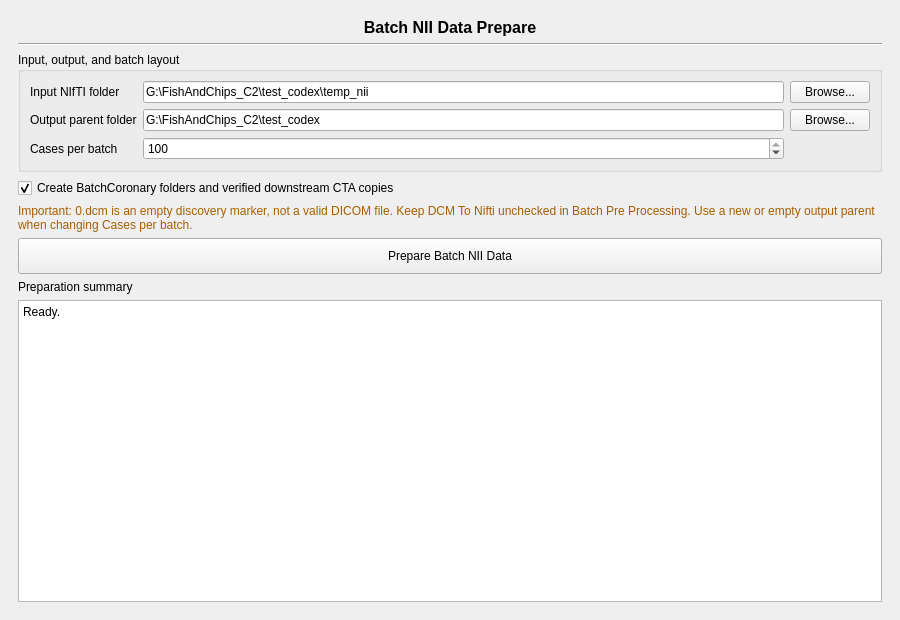
Old version of the form GUI_V0/ui/BatchNIIDataPrepare.ui in the repository JZCambridge/Hemodynamics_Platform.
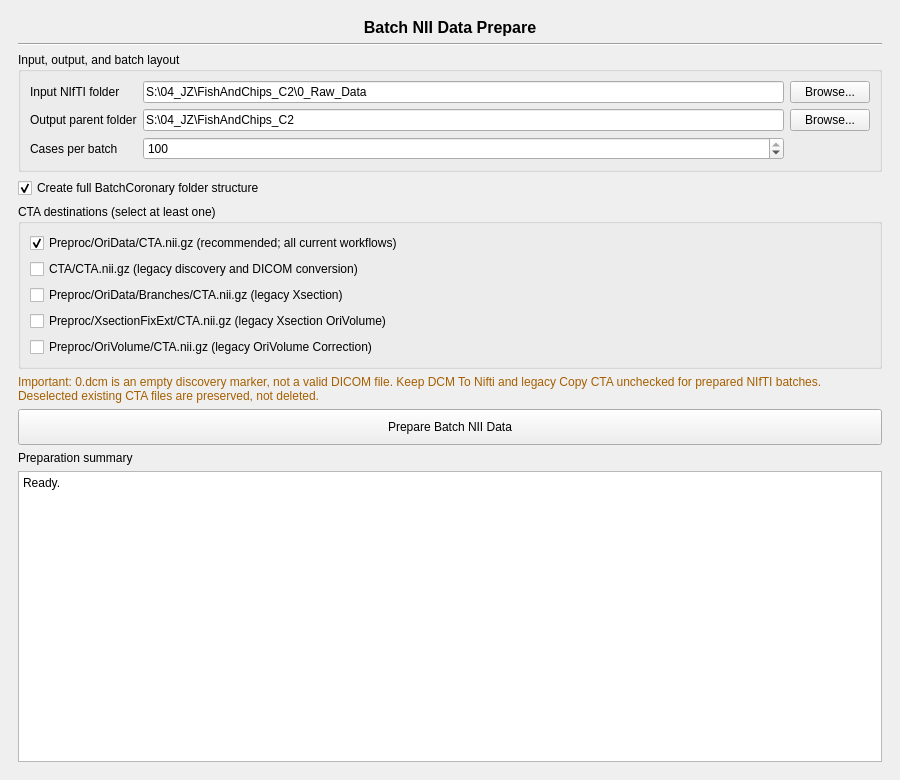
New version of the form.

Commit message: update  the batch  process stages

```diff
--- a/GUI_V0/ui/BatchNIIDataPrepare.ui
+++ b/GUI_V0/ui/BatchNIIDataPrepare.ui
@@ -7,7 +7,7 @@
     <x>0</x>
     <y>0</y>
     <width>900</width>
-    <height>620</height>
+    <height>780</height>
    </rect>
   </property>
   <property name="windowTitle">
@@ -67,7 +67,7 @@
        <item row="0" column="1">
         <widget class="QLineEdit" name="InputFolderPath_Txt_BNDP">
          <property name="text">
-          <string>G:\FishAndChips_C2\test_codex\temp_nii</string>
+          <string>S:\04_JZ\FishAndChips_C2\0_Raw_Data</string>
          </property>
          <property name="placeholderText">
           <string>Folder containing .nii.gz files</string>
@@ -91,7 +91,7 @@
        <item row="1" column="1">
         <widget class="QLineEdit" name="OutputFolderPath_Txt_BNDP">
          <property name="text">
-          <string>G:\FishAndChips_C2\test_codex</string>
+          <string>S:\04_JZ\FishAndChips_C2</string>
          </property>
          <property name="placeholderText">
           <string>0_Initial_Segmentation will be created here</string>
@@ -134,20 +134,82 @@
     <item>
      <widget class="QCheckBox" name="CreateFolders_CB_BNDP">
       <property name="text">
-       <string>Create BatchCoronary folders and verified downstream CTA copies</string>
+       <string>Create full BatchCoronary folder structure</string>
       </property>
       <property name="checked">
        <bool>true</bool>
       </property>
      </widget>
     </item>
+    <item>
+     <widget class="QGroupBox" name="CTADestinations_Group_BNDP">
+      <property name="title">
+       <string>CTA destinations (select at least one)</string>
+      </property>
+      <layout class="QVBoxLayout" name="ctaDestinationsLayout_BNDP">
+       <item>
+        <widget class="QCheckBox" name="CopyOriDataCTA_CB_BNDP">
+         <property name="toolTip">
+          <string>Recommended authoritative CTA used by BatchCoronary and BatchSliceRadiomics after the single-CTA path update.</string>
+         </property>
+         <property name="text">
+          <string>Preproc/OriData/CTA.nii.gz (recommended; all current workflows)</string>
+         </property>
+         <property name="checked">
+          <bool>true</bool>
+         </property>
+        </widget>
+       </item>
+       <item>
+        <widget class="QCheckBox" name="CopyCanonicalCTA_CB_BNDP">
+         <property name="toolTip">
+          <string>Legacy location used by DICOM conversion, the old Copy CTA step, and legacy CTA-based case discovery.</string>
+         </property>
+         <property name="text">
+          <string>CTA/CTA.nii.gz (legacy discovery and DICOM conversion)</string>
+         </property>
+        </widget>
+       </item>
+       <item>
+        <widget class="QCheckBox" name="CopyBranchesCTA_CB_BNDP">
+         <property name="toolTip">
+          <string>Compatibility copy for older cross-section tables; new tables read the OriData CTA.</string>
+         </property>
+         <property name="text">
+          <string>Preproc/OriData/Branches/CTA.nii.gz (legacy Xsection)</string>
+         </property>
+        </widget>
+       </item>
+       <item>
+        <widget class="QCheckBox" name="CopyXsectionFixExtCTA_CB_BNDP">
+         <property name="toolTip">
+          <string>Compatibility copy for older Xsection OriVolume tables; new tables read the OriData CTA.</string>
+         </property>
+         <property name="text">
+          <string>Preproc/XsectionFixExt/CTA.nii.gz (legacy Xsection OriVolume)</string>
+         </property>
+        </widget>
+       </item>
+       <item>
+        <widget class="QCheckBox" name="CopyOriVolumeCTA_CB_BNDP">
+         <property name="toolTip">
+          <string>Compatibility copy for older OriVolume Correction tables; new tables read the OriData CTA.</string>
+         </property>
+         <property name="text">
+          <string>Preproc/OriVolume/CTA.nii.gz (legacy OriVolume Correction)</string>
+         </property>
+        </widget>
+       </item>
+      </layout>
+     </widget>
+    </item>
     <item>
      <widget class="QLabel" name="Warning_Label_BNDP">
       <property name="styleSheet">
        <string notr="true">color: #a65f00;</string>
       </property>
       <property name="text">
-        <string>Important: 0.dcm is an empty discovery marker, not a valid DICOM file. Keep DCM To Nifti unchecked in Batch Pre Processing. Use a new or empty output parent when changing Cases per batch.</string>
+        <string>Important: 0.dcm is an empty discovery marker, not a valid DICOM file. Keep DCM To Nifti and legacy Copy CTA unchecked for prepared NIfTI batches. Deselected existing CTA files are preserved, not deleted.</string>
       </property>
       <property name="wordWrap">
        <bool>true</bool>
```
The commit also changes 8 other files.
